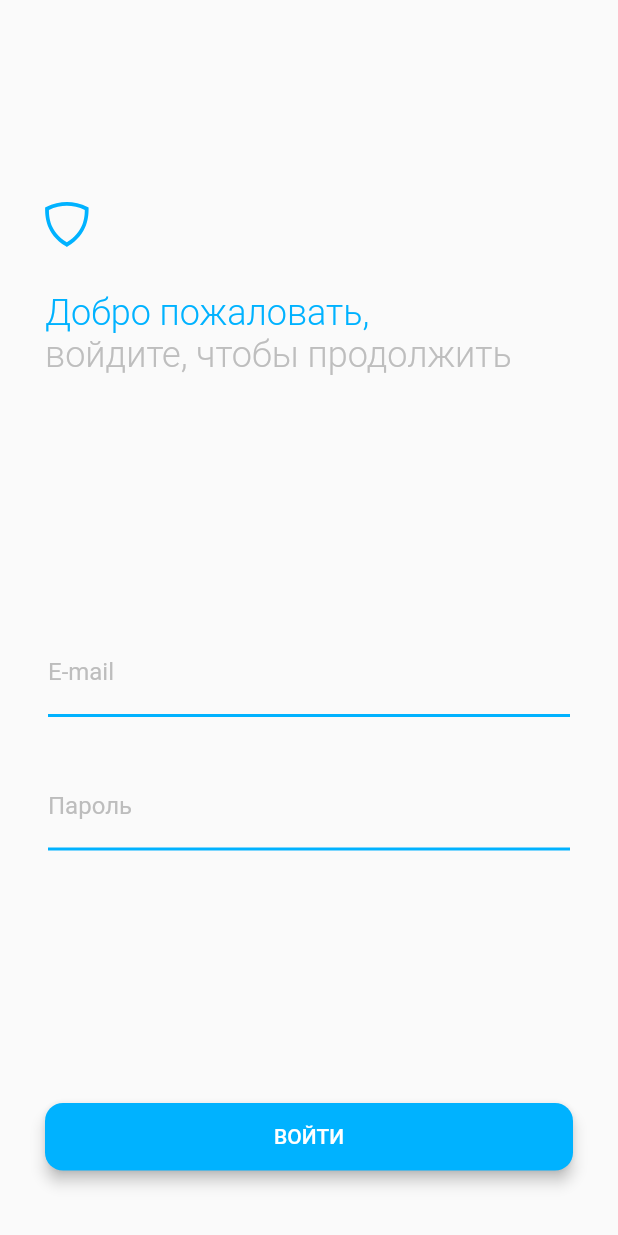
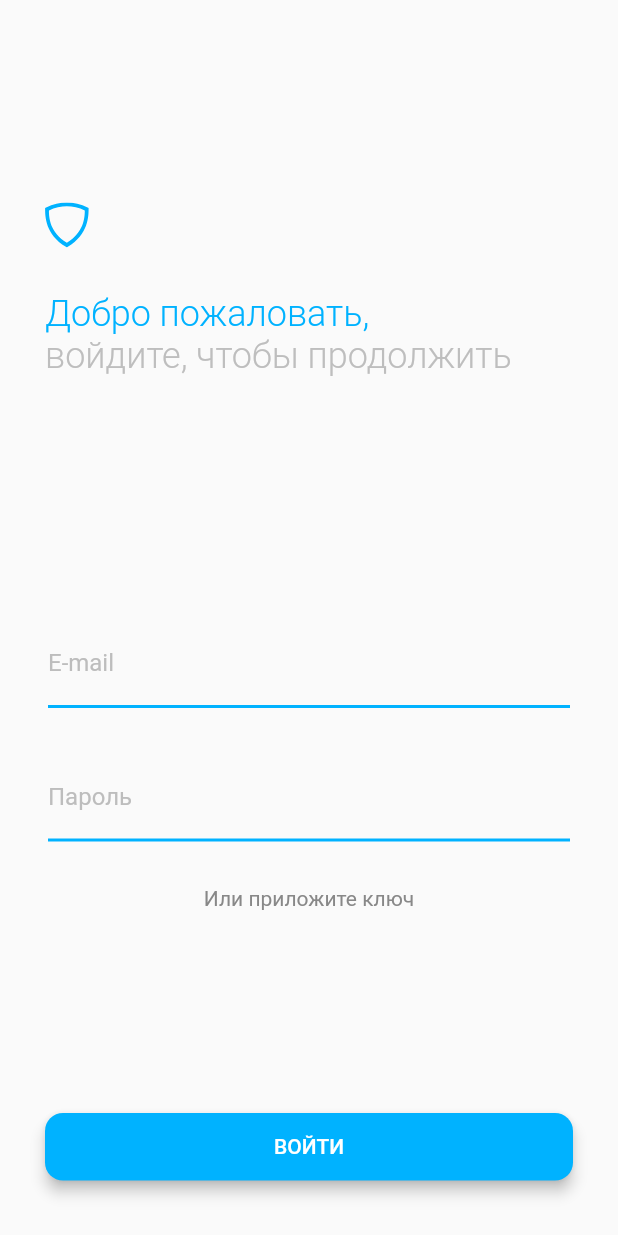
Before and after one commit to nikolai-2/bastion_skatguard_mobile, a Flutter app: the screen it shows after launch, on a phone screen of 412 x 824 dp. Run offline on Flutter 3.47's test engine with Material 2 defaults, Android fonts, the phone set to English and light mode, and no system bars; our stand-ins replace convert, flutter_svg, rxdart, shared_preferences; missing offline and left inert: infinite_listview, nfc_manager.

Commit message:
add login nfc text

```diff
--- a/lib/pages/login/view.dart
+++ b/lib/pages/login/view.dart
@@ -8,6 +8,7 @@ import 'package:skatguard/dao/auth.dart';
 import 'package:skatguard/service/nfc.dart';
 import 'package:skatguard/service/nfc_service.dart';
 import 'package:skatguard/service/user_manager.dart';
+import 'package:skatguard/styles.dart';
 import 'package:skatguard/verification.dart';
 
 class LoginPage extends StatefulWidget {
@@ -78,7 +79,7 @@ class _LoginPageState extends State<LoginPage> {
           child: FocusScope(
             child: Column(
               children: [
-                Spacer(flex: 4),
+                Spacer(flex: 5),
                 Center(
                   child: Padding(
                     padding: EdgeInsets.only(
@@ -116,7 +117,7 @@ class _LoginPageState extends State<LoginPage> {
                     ),
                   ),
                 ),
-                Spacer(flex: 5),
+                Spacer(flex: 6),
                 Padding(
                   padding: const EdgeInsets.symmetric(horizontal: 32),
                   child: Column(
@@ -155,6 +156,11 @@ class _LoginPageState extends State<LoginPage> {
                             ),
                           ),
                         ),
+                      ),
+                      SizedBox(height: 30),
+                      Text(
+                        'Или приложите ключ',
+                        style: greyStyle,
                       ),
                     ],
                   ),
```
